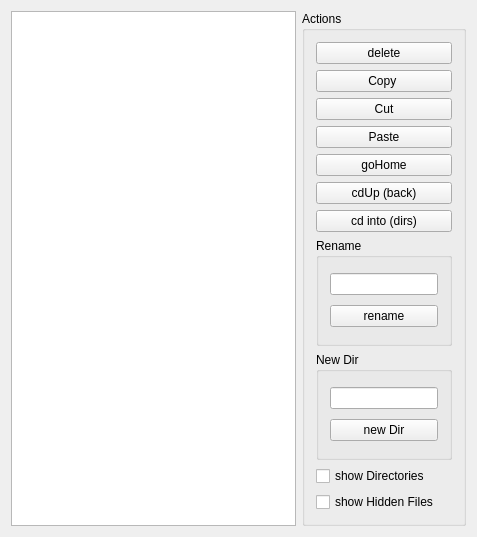
Qt form test_folderlistmodel/simpleUI/simplelist.ui (ubports/filemanager-app) before a commit.
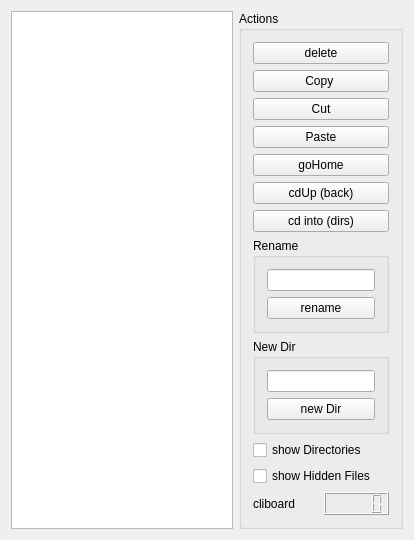
The same form after that commit.

Commit message: 1. directories now show number of items instead of size 2. added openIndex() and openPath() to open files with a suitable application, also open directories 3. progress improved, considering directories and links having size() in copy operations to reach 100% only after last item be copied 4. C++ test ui improved 5. tested in Qt4

Patch:
```diff
--- a/test_folderlistmodel/simpleUI/simplelist.ui
+++ b/test_folderlistmodel/simpleUI/simplelist.ui
@@ -6,8 +6,8 @@
    <rect>
     <x>0</x>
     <y>0</y>
-    <width>477</width>
-    <height>537</height>
+    <width>414</width>
+    <height>519</height>
    </rect>
   </property>
   <property name="windowTitle">
@@ -15,7 +15,7 @@
   </property>
   <layout class="QVBoxLayout" name="verticalLayout_4">
    <item>
-    <layout class="QHBoxLayout" name="horizontalLayout">
+    <layout class="QHBoxLayout" name="horizontalLayout_2">
      <item>
       <widget class="QTableView" name="tableView">
        <attribute name="horizontalHeaderShowSortIndicator" stdset="0">
@@ -31,6 +31,12 @@
      </item>
      <item>
       <widget class="QGroupBox" name="groupBox">
+       <property name="sizePolicy">
+        <sizepolicy hsizetype="Minimum" vsizetype="Preferred">
+         <horstretch>0</horstretch>
+         <verstretch>0</verstretch>
+        </sizepolicy>
+       </property>
        <property name="title">
         <string>Actions</string>
        </property>
@@ -150,6 +156,20 @@
           </property>
          </widget>
         </item>
+        <item>
+         <layout class="QHBoxLayout" name="horizontalLayout">
+          <item>
+           <widget class="QLabel" name="label">
+            <property name="text">
+             <string>cliboard</string>
+            </property>
+           </widget>
+          </item>
+          <item>
+           <widget class="QLCDNumber" name="lcdNumber"/>
+          </item>
+         </layout>
+        </item>
        </layout>
       </widget>
      </item>
```
The commit also changes 7 other files.
